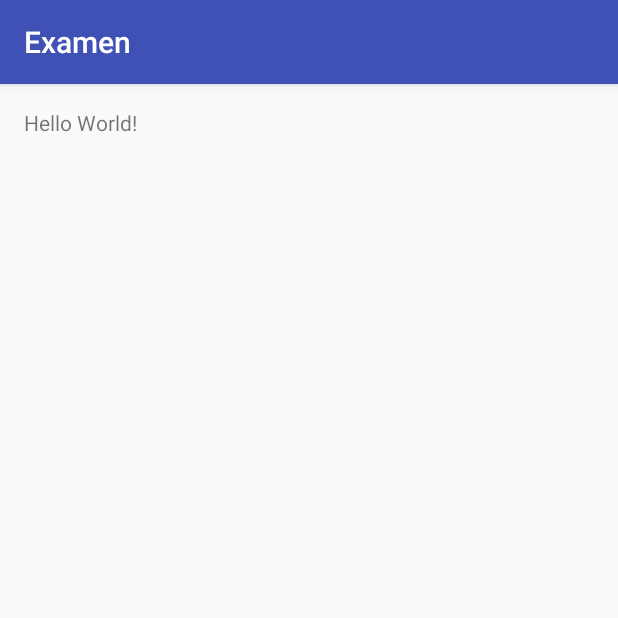
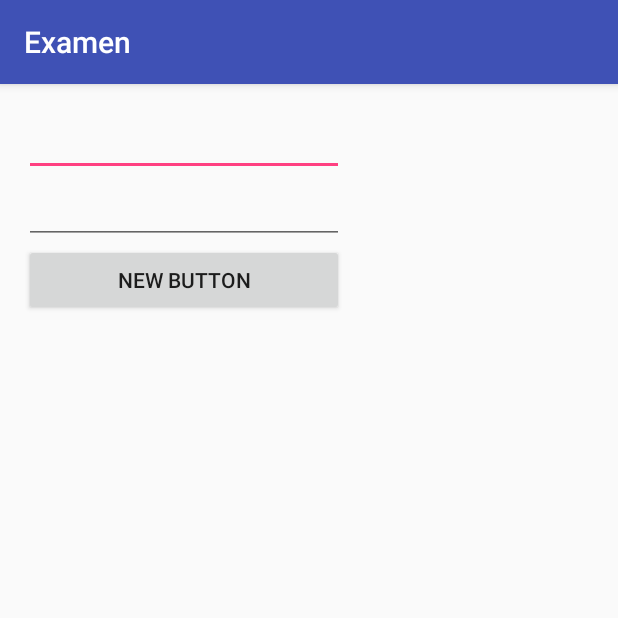
Before and after one commit to juanarce94/PrimerExamenMoviles, an Android app: the screen it shows after launch (MainActivity), on a phone screen of 412 x 824 dp, the top half of it. Run offline under Robolectric (Android 15) with nearby library versions, the phone set to English and light mode, and no system bars.

Commit message:
cascara del log in

```diff
--- a/MyApplication/app/src/main/res/layout/activity_main.xml
+++ b/MyApplication/app/src/main/res/layout/activity_main.xml
@@ -9,8 +9,41 @@
     android:paddingTop="@dimen/activity_vertical_margin"
     tools:context="com.example.juan.examen.MainActivity">
 
-    <TextView
-        android:layout_width="wrap_content"
-        android:layout_height="wrap_content"
-        android:text="Hello World!" />
+    <TableLayout
+        android:layout_width="match_parent"
+        android:layout_height="match_parent">
+
+        <TableRow
+            android:layout_width="match_parent"
+            android:layout_height="match_parent">
+
+            <EditText
+                android:layout_width="wrap_content"
+                android:layout_height="wrap_content"
+                android:id="@+id/editText" />
+        </TableRow>
+
+        <TableRow
+            android:layout_width="match_parent"
+            android:layout_height="match_parent">
+
+            <EditText
+                android:layout_width="wrap_content"
+                android:layout_height="wrap_content"
+                android:inputType="textPassword"
+                android:ems="10"
+                android:id="@+id/editText2" />
+        </TableRow>
+
+        <TableRow
+            android:layout_width="match_parent"
+            android:layout_height="match_parent">
+
+            <Button
+                android:layout_width="wrap_content"
+                android:layout_height="wrap_content"
+                android:text="New Button"
+                android:id="@+id/button" />
+        </TableRow>
+    </TableLayout>
 </RelativeLayout>
```
